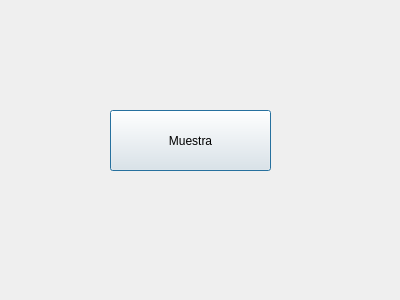
The window that Calculadora.ui (ferranjuan/Practica_Git) describes before a commit, drawn with Qt 5.
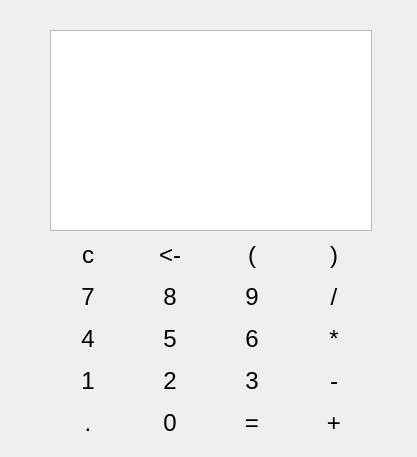
The same window after the commit.

Commit message: Añadimos botones

```diff
--- a/Calculadora.ui
+++ b/Calculadora.ui
@@ -6,31 +6,424 @@
    <rect>
     <x>0</x>
     <y>0</y>
-    <width>400</width>
-    <height>300</height>
+    <width>417</width>
+    <height>457</height>
    </rect>
   </property>
+  <property name="minimumSize">
+   <size>
+    <width>417</width>
+    <height>457</height>
+   </size>
+  </property>
+  <property name="maximumSize">
+   <size>
+    <width>417</width>
+    <height>457</height>
+   </size>
+  </property>
   <property name="windowTitle">
    <string>Cuadro</string>
   </property>
-  <widget class="QPushButton" name="btmostra">
+  <widget class="QWidget" name="layoutWidget">
    <property name="geometry">
     <rect>
-     <x>110</x>
-     <y>110</y>
-     <width>161</width>
-     <height>61</height>
+     <x>50</x>
+     <y>30</y>
+     <width>322</width>
+     <height>411</height>
     </rect>
    </property>
-   <property name="text">
-    <string>Muestra</string>
-   </property>
-   <property name="default">
-    <bool>false</bool>
-   </property>
-   <property name="flat">
-    <bool>false</bool>
-   </property>
+   <layout class="QVBoxLayout" name="verticalLayout">
+    <item>
+     <widget class="QTextEdit" name="pantalla">
+      <property name="font">
+       <font>
+        <pointsize>18</pointsize>
+       </font>
+      </property>
+      <property name="cursor" stdset="0">
+       <cursorShape>BlankCursor</cursorShape>
+      </property>
+      <property name="verticalScrollBarPolicy">
+       <enum>Qt::ScrollBarAlwaysOff</enum>
+      </property>
+      <property name="horizontalScrollBarPolicy">
+       <enum>Qt::ScrollBarAlwaysOff</enum>
+      </property>
+      <property name="readOnly">
+       <bool>true</bool>
+      </property>
+      <property name="acceptRichText">
+       <bool>true</bool>
+      </property>
+     </widget>
+    </item>
+    <item>
+     <layout class="QGridLayout" name="gridLayout">
+      <item row="0" column="2">
+       <widget class="QPushButton" name="btpara">
+        <property name="font">
+         <font>
+          <pointsize>18</pointsize>
+         </font>
+        </property>
+        <property name="cursor">
+         <cursorShape>PointingHandCursor</cursorShape>
+        </property>
+        <property name="text">
+         <string>(</string>
+        </property>
+        <property name="flat">
+         <bool>true</bool>
+        </property>
+       </widget>
+      </item>
+      <item row="1" column="2">
+       <widget class="QPushButton" name="btnueve">
+        <property name="font">
+         <font>
+          <pointsize>18</pointsize>
+         </font>
+        </property>
+        <property name="cursor">
+         <cursorShape>PointingHandCursor</cursorShape>
+        </property>
+        <property name="text">
+         <string>9</string>
+        </property>
+        <property name="flat">
+         <bool>true</bool>
+        </property>
+       </widget>
+      </item>
+      <item row="1" column="3">
+       <widget class="QPushButton" name="btdivi">
+        <property name="font">
+         <font>
+          <pointsize>18</pointsize>
+         </font>
+        </property>
+        <property name="cursor">
+         <cursorShape>PointingHandCursor</cursorShape>
+        </property>
+        <property name="text">
+         <string>/</string>
+        </property>
+        <property name="flat">
+         <bool>true</bool>
+        </property>
+       </widget>
+      </item>
+      <item row="0" column="3">
+       <widget class="QPushButton" name="btparc">
+        <property name="font">
+         <font>
+          <pointsize>18</pointsize>
+         </font>
+        </property>
+        <property name="cursor">
+         <cursorShape>PointingHandCursor</cursorShape>
+        </property>
+        <property name="text">
+         <string>)</string>
+        </property>
+        <property name="flat">
+         <bool>true</bool>
+        </property>
+       </widget>
+      </item>
+      <item row="3" column="0">
+       <widget class="QPushButton" name="btcuatro">
+        <property name="font">
+         <font>
+          <pointsize>18</pointsize>
+         </font>
+        </property>
+        <property name="cursor">
+         <cursorShape>PointingHandCursor</cursorShape>
+        </property>
+        <property name="text">
+         <string>4</string>
+        </property>
+        <property name="flat">
+         <bool>true</bool>
+        </property>
+       </widget>
+      </item>
+      <item row="1" column="0">
+       <widget class="QPushButton" name="btsiete">
+        <property name="font">
+         <font>
+          <pointsize>18</pointsize>
+         </font>
+        </property>
+        <property name="cursor">
+         <cursorShape>PointingHandCursor</cursorShape>
+        </property>
+        <property name="text">
+         <string>7</string>
+        </property>
+        <property name="flat">
+         <bool>true</bool>
+        </property>
+       </widget>
+      </item>
+      <item row="0" column="0">
+       <widget class="QPushButton" name="btclear">
+        <property name="font">
+         <font>
+          <pointsize>18</pointsize>
+         </font>
+        </property>
+        <property name="cursor">
+         <cursorShape>PointingHandCursor</cursorShape>
+        </property>
+        <property name="text">
+         <string>c</string>
+        </property>
+        <property name="flat">
+         <bool>true</bool>
+        </property>
+       </widget>
+      </item>
+      <item row="4" column="2">
+       <widget class="QPushButton" name="bttres">
+        <property name="font">
+         <font>
+          <pointsize>18</pointsize>
+         </font>
+        </property>
+        <property name="cursor">
+         <cursorShape>PointingHandCursor</cursorShape>
+        </property>
+        <property name="text">
+         <string>3</string>
+        </property>
+        <property name="flat">
+         <bool>true</bool>
+        </property>
+       </widget>
+      </item>
+      <item row="3" column="2">
+       <widget class="QPushButton" name="btseis">
+        <property name="font">
+         <font>
+          <pointsize>18</pointsize>
+         </font>
+        </property>
+        <property name="cursor">
+         <cursorShape>PointingHandCursor</cursorShape>
+        </property>
+        <property name="text">
+         <string>6</string>
+        </property>
+        <property name="flat">
+         <bool>true</bool>
+        </property>
+       </widget>
+      </item>
+      <item row="0" column="1">
+       <widget class="QPushButton" name="btback">
+        <property name="font">
+         <font>
+          <pointsize>18</pointsize>
+         </font>
+        </property>
+        <property name="cursor">
+         <cursorShape>PointingHandCursor</cursorShape>
+        </property>
+        <property name="text">
+         <string>&lt;-</string>
+        </property>
+        <property name="flat">
+         <bool>true</bool>
+        </property>
+       </widget>
+      </item>
+      <item row="4" column="3">
+       <widget class="QPushButton" name="btresta">
+        <property name="font">
+         <font>
+          <pointsize>18</pointsize>
+         </font>
+        </property>
+        <property name="cursor">
+         <cursorShape>PointingHandCursor</cursorShape>
+        </property>
+        <property name="text">
+         <string>-</string>
+        </property>
+        <property name="flat">
+         <bool>true</bool>
+        </property>
+       </widget>
+      </item>
+      <item row="1" column="1">
+       <widget class="QPushButton" name="btocho">
+        <property name="font">
+         <font>
+          <pointsize>18</pointsize>
+         </font>
+        </property>
+        <property name="cursor">
+         <cursorShape>PointingHandCursor</cursorShape>
+        </property>
+        <property name="text">
+         <string>8</string>
+        </property>
+        <property name="flat">
+         <bool>true</bool>
+        </property>
+       </widget>
+      </item>
+      <item row="3" column="1">
+       <widget class="QPushButton" name="btcinco">
+        <property name="font">
+         <font>
+          <pointsize>18</pointsize>
+         </font>
+        </property>
+        <property name="cursor">
+         <cursorShape>PointingHandCursor</cursorShape>
+        </property>
+        <property name="text">
+         <string>5</string>
+        </property>
+        <property name="flat">
+         <bool>true</bool>
+        </property>
+       </widget>
+      </item>
+      <item row="4" column="1">
+       <widget class="QPushButton" name="btdos">
+        <property name="font">
+         <font>
+          <pointsize>18</pointsize>
+         </font>
+        </property>
+        <property name="cursor">
+         <cursorShape>PointingHandCursor</cursorShape>
+        </property>
+        <property name="text">
+         <string>2</string>
+        </property>
+        <property name="flat">
+         <bool>true</bool>
+        </property>
+       </widget>
+      </item>
+      <item row="4" column="0">
+       <widget class="QPushButton" name="btuno">
+        <property name="font">
+         <font>
+          <pointsize>18</pointsize>
+         </font>
+        </property>
+        <property name="cursor">
+         <cursorShape>PointingHandCursor</cursorShape>
+        </property>
+        <property name="text">
+         <string>1</string>
+        </property>
+        <property name="flat">
+         <bool>true</bool>
+        </property>
+       </widget>
+      </item>
+      <item row="3" column="3">
+       <widget class="QPushButton" name="btmulti">
+        <property name="font">
+         <font>
+          <pointsize>18</pointsize>
+         </font>
+        </property>
+        <property name="cursor">
+         <cursorShape>PointingHandCursor</cursorShape>
+        </property>
+        <property name="text">
+         <string>*</string>
+        </property>
+        <property name="flat">
+         <bool>true</bool>
+        </property>
+       </widget>
+      </item>
+      <item row="5" column="1">
+       <widget class="QPushButton" name="btcero">
+        <property name="font">
+         <font>
+          <pointsize>18</pointsize>
+         </font>
+        </property>
+        <property name="cursor">
+         <cursorShape>PointingHandCursor</cursorShape>
+        </property>
+        <property name="text">
+         <string>0</string>
+        </property>
+        <property name="flat">
+         <bool>true</bool>
+        </property>
+       </widget>
+      </item>
+      <item row="5" column="0">
+       <widget class="QPushButton" name="btcoma">
+        <property name="font">
+         <font>
+          <pointsize>18</pointsize>
+         </font>
+        </property>
+        <property name="cursor">
+         <cursorShape>PointingHandCursor</cursorShape>
+        </property>
+        <property name="text">
+         <string>.</string>
+        </property>
+        <property name="flat">
+         <bool>true</bool>
+        </property>
+       </widget>
+      </item>
+      <item row="5" column="2">
+       <widget class="QPushButton" name="btevalua">
+        <property name="font">
+         <font>
+          <pointsize>18</pointsize>
+         </font>
+        </property>
+        <property name="cursor">
+         <cursorShape>PointingHandCursor</cursorShape>
+        </property>
+        <property name="text">
+         <string>=</string>
+        </property>
+        <property name="flat">
+         <bool>true</bool>
+        </property>
+       </widget>
+      </item>
+      <item row="5" column="3">
+       <widget class="QPushButton" name="btsuma">
+        <property name="font">
+         <font>
+          <pointsize>18</pointsize>
+         </font>
+        </property>
+        <property name="cursor">
+         <cursorShape>PointingHandCursor</cursorShape>
+        </property>
+        <property name="text">
+         <string>+</string>
+        </property>
+        <property name="flat">
+         <bool>true</bool>
+        </property>
+       </widget>
+      </item>
+     </layout>
+    </item>
+   </layout>
   </widget>
  </widget>
  <resources/>
```
Left out of the diff: 346 changed lines with no effect on the pictures. The commit also changes 1 other file.
